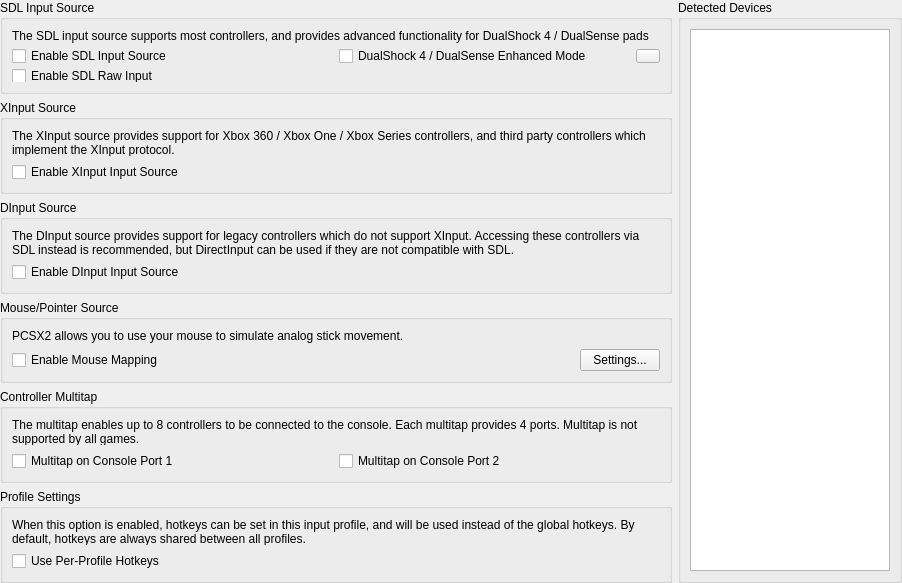
PCSX2/pcsx2, file pcsx2-qt/Settings/ControllerGlobalSettingsWidget.ui: the form before one commit.
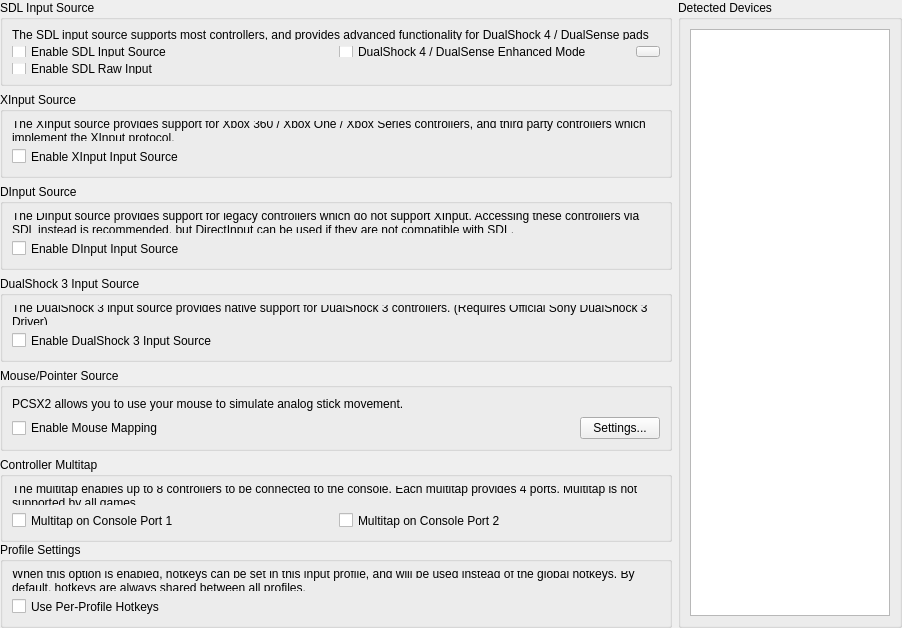
The form after the commit. Icons and pictures are not drawn.

Commit message: Qt: Native DualShock 3 support in Windows using official Sony driver

The edit to the form file:
```diff
--- a/pcsx2-qt/Settings/ControllerGlobalSettingsWidget.ui
+++ b/pcsx2-qt/Settings/ControllerGlobalSettingsWidget.ui
@@ -26,7 +26,7 @@
    <property name="bottomMargin">
     <number>0</number>
    </property>
-   <item row="5" column="0">
+   <item row="6" column="0">
     <widget class="QGroupBox" name="profileSettings">
      <property name="title">
       <string>Profile Settings</string>
@@ -146,7 +146,7 @@
      </layout>
     </widget>
    </item>
-   <item row="4" column="0">
+   <item row="5" column="0">
     <widget class="QGroupBox" name="multitapGroup">
      <property name="title">
       <string>Controller Multitap</string>
@@ -231,6 +231,32 @@
     </widget>
    </item>
    <item row="3" column="0">
+    <widget class="QGroupBox" name="ds3inputGroup">
+     <property name="title">
+      <string>DualShock 3 Input Source</string>
+     </property>
+     <layout class="QGridLayout" name="gridLayout_7">
+      <item row="0" column="0">
+       <widget class="QLabel" name="label_10">
+         <property name="text">
+         <string>The DualShock 3 input source provides native support for DualShock 3 controllers. (Requires Official Sony DualShock 3 Driver)</string>
+        </property>
+        <property name="wordWrap">
+         <bool>true</bool>
+        </property>
+       </widget>
+      </item>
+      <item row="1" column="0">
+       <widget class="QCheckBox" name="enableDS3Source">
+        <property name="text">
+         <string>Enable DualShock 3 Input Source</string>
+        </property>
+       </widget>
+      </item>
+     </layout>
+    </widget>
+   </item>
+   <item row="4" column="0">
     <widget class="QGroupBox" name="mouseGroup">
      <property name="title">
       <string>Mouse/Pointer Source</string>
```
The commit also changes 11 other files.
